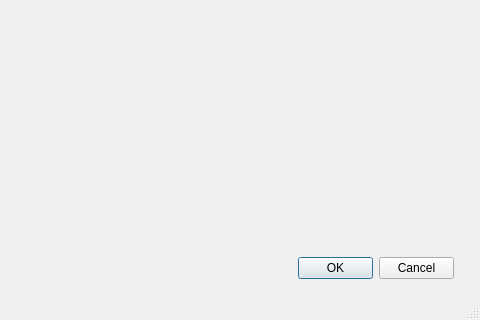
This is mainwindow.ui in Pandakls/MorphDataBase as Qt 5 draws it before an edit; both pictures show x 702 to 1182 and y 329 to 649 of the 1182 by 649 pixel window. The edited form follows.
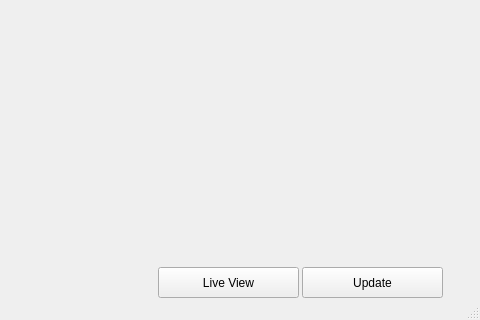
This is the edited form.

```diff
--- a/mainwindow.ui
+++ b/mainwindow.ui
@@ -64,19 +64,6 @@
      </widget>
     </widget>
     <widget class="QWidget" name="page_2">
-     <widget class="QDialogButtonBox" name="buttonBox">
-      <property name="geometry">
-       <rect>
-        <x>1000</x>
-        <y>550</y>
-        <width>156</width>
-        <height>23</height>
-       </rect>
-      </property>
-      <property name="standardButtons">
-       <set>QDialogButtonBox::Cancel|QDialogButtonBox::Ok</set>
-      </property>
-     </widget>
      <widget class="QWidget" name="imageWidget" native="true">
       <property name="geometry">
        <rect>
@@ -87,6 +74,32 @@
        </rect>
       </property>
      </widget>
+     <widget class="QPushButton" name="updateButton">
+      <property name="geometry">
+       <rect>
+        <x>1004</x>
+        <y>560</y>
+        <width>141</width>
+        <height>31</height>
+       </rect>
+      </property>
+      <property name="text">
+       <string>Update</string>
+      </property>
+     </widget>
+     <widget class="QPushButton" name="viewButton">
+      <property name="geometry">
+       <rect>
+        <x>860</x>
+        <y>560</y>
+        <width>141</width>
+        <height>31</height>
+       </rect>
+      </property>
+      <property name="text">
+       <string>Live View</string>
+      </property>
+     </widget>
     </widget>
    </widget>
   </widget>
```
